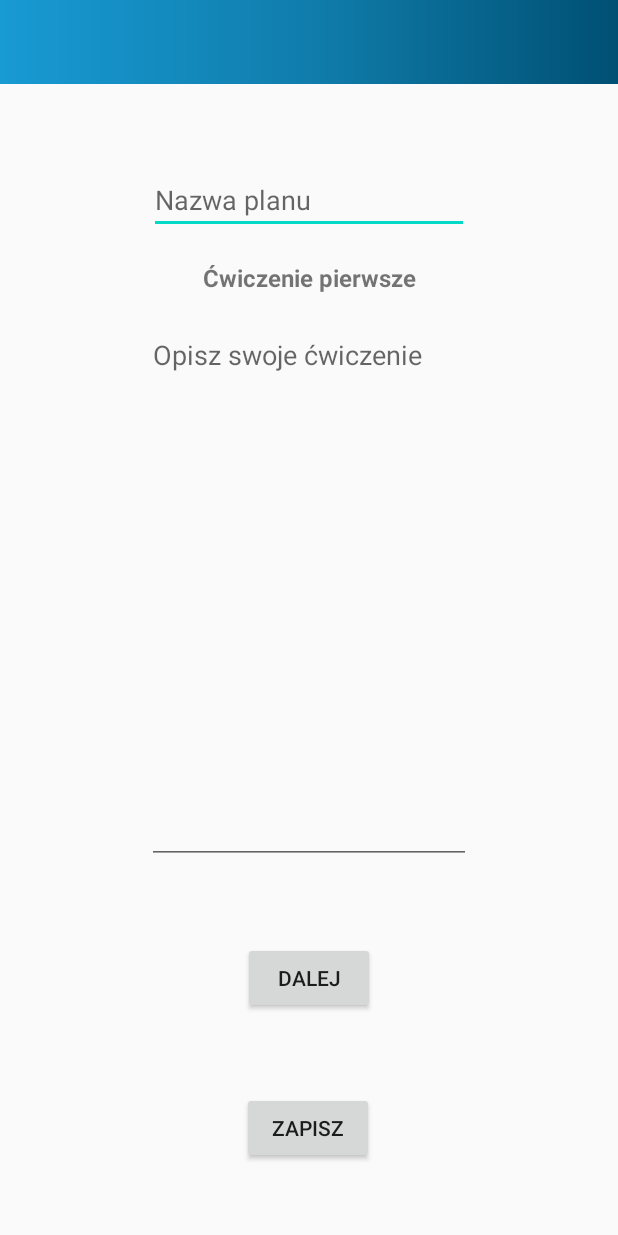
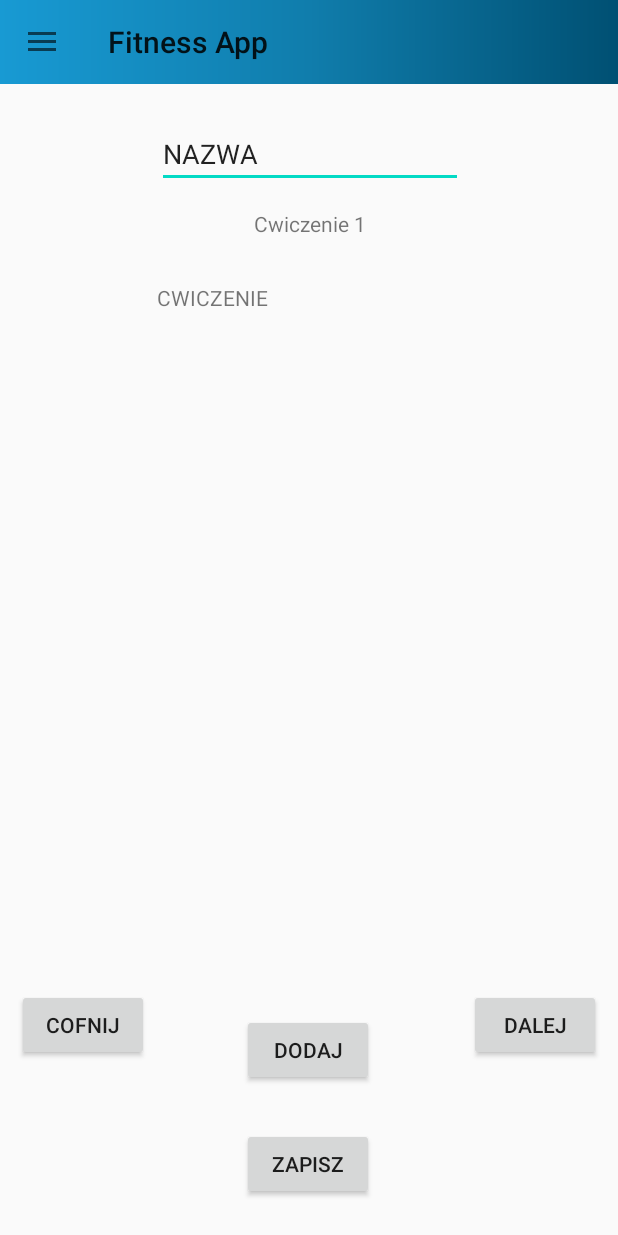
Before and after one commit to kduczek/Fitness-App, an Android app: the screen it shows after launch once a user with an empty profile is signed in (MainActivity), in the side drawer, after a tap on "Kreator Planów", on a phone screen of 412 x 824 dp. Run offline under Robolectric (Android 15) with nearby library versions, the phone set to English and light mode, and no system bars; our stand-ins replace Firebase (no records; nobody signed in at launch, a user with empty details on screens opened directly), Picasso; 9 statements that could not run were skipped.

Commit message:
Dodalem dodatkowy kreator planow i opcje do ich usuwania

```diff
--- a/app/src/main/AndroidManifest.xml
+++ b/app/src/main/AndroidManifest.xml
@@ -9,6 +9,8 @@
         android:roundIcon="@mipmap/ic_launcher_round"
         android:supportsRtl="true"
         android:theme="@style/AppTheme">
+        <activity android:name=".Usun"></activity>
+        <activity android:name=".KreatorCwi" />
         <activity android:name=".Wybor" />
         <activity android:name=".DodajDane" />
         <activity android:name=".ProfilFragment" />
--- /dev/null
+++ b/app/src/main/java/com/example/fitnessapp/KreatorCwi.java
@@ -0,0 +1,141 @@
+package com.example.fitnessapp;
+
+import androidx.annotation.NonNull;
+import androidx.annotation.Nullable;
+import androidx.fragment.app.Fragment;
+
+import android.content.Intent;
+import android.os.Bundle;
+import android.view.LayoutInflater;
+import android.view.View;
+import android.view.ViewGroup;
+import android.widget.Button;
+import android.widget.EditText;
+import android.widget.TextView;
+import android.widget.Toast;
+
+import com.google.android.gms.tasks.OnCompleteListener;
+import com.google.android.gms.tasks.OnSuccessListener;
+import com.google.android.gms.tasks.Task;
+import com.google.firebase.firestore.DocumentReference;
+import com.google.firebase.firestore.DocumentSnapshot;
+import com.google.firebase.firestore.FirebaseFirestore;
+import com.google.firebase.firestore.QuerySnapshot;
+
+import java.util.List;
+import java.util.Objects;
+
+public class KreatorCwi extends Fragment {
+    private EditText Nazwa;
+    private TextView numer,cwiczenie;
+    private String cwiczenie1="",cwiczenie2="",cwiczenie3="",cwiczenie4="",cwiczenie5="",cwiczenie6="",cwiczenie7="";
+    private int i = 0,c=1;
+    private FirebaseFirestore db=FirebaseFirestore.getInstance();
+    private DocumentReference ref;
+
+    @Nullable
+    @Override
+    public View onCreateView(@NonNull LayoutInflater inflater, @Nullable ViewGroup container, @Nullable Bundle savedInstanceState) {
+        final View view = inflater.inflate(R.layout.activity_kreator_cwi, container, false);
+
+        Nazwa=view.findViewById(R.id.Nazwa);
+        numer=view.findViewById(R.id.Cwiczenienr);
+        cwiczenie=view.findViewById(R.id.Cwiczenie);
+        final Button buttonzapisz = view.findViewById(R.id.Zapisz);
+        final Button buttoncofnij = view.findViewById(R.id.Cofnij);
+        final Button buttondalej = view.findViewById(R.id.Dalej);
+        final Button buttondodaj = view.findViewById(R.id.Dodaj);
+
+        FirebaseFirestore.getInstance()
+                .collection("Cwiczenia")
+                .get()
+                .addOnCompleteListener(new OnCompleteListener<QuerySnapshot>() {
+                    @Override
+                    public void onComplete(@NonNull Task<QuerySnapshot> task) {
+                        if (task.isSuccessful()) {
+                            final List<DocumentSnapshot> Lista = Objects.requireNonNull(task.getResult()).getDocuments();
+                            cwiczenie.setText(Lista.get(i).getString("Opis"));
+                            buttoncofnij.setOnClickListener(new View.OnClickListener(){
+                                @Override
+                                public void onClick(View v){
+                                    if(i>0){
+                                        i--;}
+                                    if(i>=0){
+                                        cwiczenie.setText(Lista.get(i).getString("Opis")); }
+                                }
+                            });
+
+                            buttondalej.setOnClickListener(new View.OnClickListener(){
+                                @Override
+                                public void onClick(View v){
+                                    if(i<Lista.size()-1){
+                                        i++;}
+                                    if(i<Lista.size()){
+                                        cwiczenie.setText(Lista.get(i).getString("Opis"));}
+                                }
+                            });
+
+                            buttondodaj.setOnClickListener(new View.OnClickListener(){
+                                @Override
+                                public void onClick(View v){
+                                    if(c==1)
+                                    {cwiczenie1=cwiczenie.getText().toString();
+                                    c++;
+                                    numer.setText("Cwiczenie " + Integer.toString(c));}
+                                    else if(c==2)
+                                    {cwiczenie2=cwiczenie.getText().toString();
+                                        c++;}
+                                    else if(c==3)
+                                    {cwiczenie3=cwiczenie.getText().toString();
+                                        c++;
+                                        numer.setText("Cwiczenie " + Integer.toString(c));}
+                                    else if(c==4)
+                                    {cwiczenie4=cwiczenie.getText().toString();
+                                        c++;
+                                        numer.setText("Cwiczenie " + Integer.toString(c));}
+                                    else if(c==5)
+                                    {cwiczenie5=cwiczenie.getText().toString();
+                                        c++;
+                                        numer.setText("Cwiczenie " + Integer.toString(c));}
+                                    else if(c==6)
+                                    {cwiczenie6=cwiczenie.getText().toString();
+                                        c++;
+                                        numer.setText("Cwiczenie " + Integer.toString(c));}
+                                    else if(c==7)
+                                    {cwiczenie7=cwiczenie.getText().toString();
+                                        c++;}
+                                }
+                            });
+
+                            buttonzapisz.setOnClickListener(new View.OnClickListener(){
+                                @Override
+                                public void onClick(View v){
+                                    SaveData();
+                                }
+                            });
+                        }
+                    }
+                });
+
+        return view;
+    }
+
+    private void SaveData(){
+        String name=Nazwa.getText().toString();
+
+        if(!Nazwa.getText().toString().equals("NAZWA")){
+            String nazwa = Nazwa.getText().toString();
+            ref=db.collection("PLANY").document(nazwa);}
+        Plan plan=new Plan(name,cwiczenie1,cwiczenie2,cwiczenie3,cwiczenie4,cwiczenie5,cwiczenie6,cwiczenie7);
+        ref.set(plan)
+                .addOnSuccessListener(new OnSuccessListener<Void>(){
+                    @Override
+                    public void onSuccess(Void aVoid) {
+                        Toast.makeText(getContext(),"Zapisane",Toast.LENGTH_SHORT).show();
+                        Intent intToHome = new Intent(KreatorCwi.this.getActivity(), MainActivity.class);
+                        startActivity(intToHome);
+                    }
+                });
+    }
+
+}
--- a/app/src/main/java/com/example/fitnessapp/MainActivity.java
+++ b/app/src/main/java/com/example/fitnessapp/MainActivity.java
@@ -2,6 +2,7 @@ package com.example.fitnessapp;
 
 import androidx.annotation.NonNull;
 
+import androidx.annotation.Nullable;
 import androidx.appcompat.app.ActionBarDrawerToggle;
 import androidx.appcompat.app.AppCompatActivity;
 import androidx.appcompat.widget.Toolbar;
@@ -9,10 +10,15 @@ import androidx.core.view.GravityCompat;
 import androidx.drawerlayout.widget.DrawerLayout;
 
 
+import android.app.Activity;
 import android.content.Intent;
 import android.os.Bundle;
 
+import android.view.LayoutInflater;
 import android.view.MenuItem;
+import android.view.View;
+import android.view.ViewGroup;
+import android.widget.Button;
 import android.widget.TextView;
 import android.widget.Toast;
 
@@ -37,9 +43,8 @@ public class MainActivity extends AppCompatActivity  implements NavigationView.O
     TextView user;
     String uID;
 
-
-    @Override
-    protected void onCreate(Bundle savedInstanceState) {
+   @Override
+   protected void onCreate(Bundle savedInstanceState) {
         super.onCreate(savedInstanceState);
 
         mFirebaseAuth = FirebaseAuth.getInstance();
@@ -79,7 +84,6 @@ public class MainActivity extends AppCompatActivity  implements NavigationView.O
         {
             case R.id.nav_home:
                 getSupportFragmentManager().beginTransaction().replace(R.id.container_fragment, new MainFragment()).addToBackStack(null).commit();
-
                 break;
             case R.id.nav_plans:
                 getSupportFragmentManager().beginTransaction().replace(R.id.container_fragment, new Plany()).addToBackStack(null).commit();
@@ -95,6 +99,12 @@ public class MainActivity extends AppCompatActivity  implements NavigationView.O
                 break;
             case R.id.nav_wybor:
                 getSupportFragmentManager().beginTransaction().replace(R.id.container_fragment, new Wybor()).addToBackStack(null).commit();
+                break;
+            case R.id.nav_creatorcwi:
+                getSupportFragmentManager().beginTransaction().replace(R.id.container_fragment, new KreatorCwi()).addToBackStack(null).commit();
+                break;
+            case R.id.nav_usun:
+                getSupportFragmentManager().beginTransaction().replace(R.id.container_fragment, new Usun()).addToBackStack(null).commit();
                 break;
 //            case R.id.nav_settings:
 //                getSupportFragmentManager().beginTransaction().replace(R.id.container_fragment, new SettingsFragment()).addToBackStack(null).commit();
--- a/app/src/main/java/com/example/fitnessapp/Plany.java
+++ b/app/src/main/java/com/example/fitnessapp/Plany.java
@@ -4,6 +4,7 @@ import androidx.annotation.NonNull;
 import androidx.annotation.Nullable;
 import androidx.fragment.app.Fragment;
 
+import android.content.Intent;
 import android.os.Bundle;
 import android.view.LayoutInflater;
 import android.view.View;
@@ -244,7 +245,9 @@ public class Plany extends Fragment {
                             .addOnSuccessListener(new OnSuccessListener<Void>(){
                                 @Override
                                 public void onSuccess(Void aVoid) {
-                                    Toast.makeText(getContext(),"Postepy",Toast.LENGTH_SHORT).show();
+                                    Toast.makeText(getContext(),"Zapisano Postepy",Toast.LENGTH_SHORT).show();
+                                    Intent intToHome = new Intent(Plany.this.getActivity(), MainActivity.class);
+                                    startActivity(intToHome);
                                 }
                             });
                 }
--- a/app/src/main/java/com/example/fitnessapp/Wybor.java
+++ b/app/src/main/java/com/example/fitnessapp/Wybor.java
@@ -42,7 +42,7 @@ public class Wybor extends Fragment {
         nr=view.findViewById(R.id.numer);
         button1=view.findViewById(R.id.cofnij);
         button2=view.findViewById(R.id.dalej);
-        button3=view.findViewById(R.id.zapisz);
+        button3=view.findViewById(R.id.Zapisz);
 
         FirebaseFirestore.getInstance()
                 .collection("PLANY")
--- /dev/null
+++ b/app/src/main/res/drawable/ic_clear_black_24dp.xml
@@ -0,0 +1,9 @@
+<vector xmlns:android="http://schemas.android.com/apk/res/android"
+        android:width="24dp"
+        android:height="24dp"
+        android:viewportWidth="24.0"
+        android:viewportHeight="24.0">
+    <path
+        android:fillColor="#FF000000"
+        android:pathData="M19,6.41L17.59,5 12,10.59 6.41,5 5,6.41 10.59,12 5,17.59 6.41,19 12,13.41 17.59,19 19,17.59 13.41,12z"/>
+</vector>
--- /dev/null
+++ b/app/src/main/res/layout/activity_kreator_cwi.xml
@@ -0,0 +1,93 @@
+<?xml version="1.0" encoding="utf-8"?>
+<androidx.constraintlayout.widget.ConstraintLayout xmlns:android="http://schemas.android.com/apk/res/android"
+    xmlns:app="http://schemas.android.com/apk/res-auto"
+    xmlns:tools="http://schemas.android.com/tools"
+    android:layout_width="match_parent"
+    android:layout_height="match_parent"
+    tools:context=".KreatorCwi">
+
+    <Button
+        android:id="@+id/Zapisz"
+        android:layout_width="wrap_content"
+        android:layout_height="wrap_content"
+        android:layout_marginBottom="24dp"
+        android:text="ZAPISZ"
+        app:layout_constraintBottom_toBottomOf="parent"
+        app:layout_constraintEnd_toEndOf="parent"
+        app:layout_constraintHorizontal_bias="0.498"
+        app:layout_constraintStart_toStartOf="parent" />
+
+    <TextView
+        android:id="@+id/Cwiczenie"
+        android:layout_width="203dp"
+        android:layout_height="219dp"
+        android:text="CWICZENIE"
+        app:layout_constraintBottom_toBottomOf="parent"
+        app:layout_constraintEnd_toEndOf="parent"
+        app:layout_constraintStart_toStartOf="parent"
+        app:layout_constraintTop_toTopOf="parent"
+        app:layout_constraintVertical_bias="0.312" />
+
+    <Button
+        android:id="@+id/Dalej"
+        android:layout_width="wrap_content"
+        android:layout_height="wrap_content"
+        android:text="DALEJ"
+        app:layout_constraintBottom_toBottomOf="parent"
+        app:layout_constraintEnd_toEndOf="parent"
+        app:layout_constraintHorizontal_bias="0.965"
+        app:layout_constraintStart_toStartOf="parent"
+        app:layout_constraintTop_toTopOf="parent"
+        app:layout_constraintVertical_bias="0.85" />
+
+    <Button
+        android:id="@+id/Cofnij"
+        android:layout_width="wrap_content"
+        android:layout_height="wrap_content"
+        android:text="COFNIJ"
+        app:layout_constraintBottom_toBottomOf="parent"
+        app:layout_constraintEnd_toEndOf="parent"
+        app:layout_constraintHorizontal_bias="0.034"
+        app:layout_constraintStart_toStartOf="parent"
+        app:layout_constraintTop_toTopOf="parent"
+        app:layout_constraintVertical_bias="0.85" />
+
+    <Button
+        android:id="@+id/Dodaj"
+        android:layout_width="wrap_content"
+        android:layout_height="wrap_content"
+        android:layout_marginBottom="28dp"
+        android:text="DODAJ"
+        app:layout_constraintBottom_toTopOf="@+id/Zapisz"
+        app:layout_constraintEnd_toEndOf="parent"
+        app:layout_constraintHorizontal_bias="0.498"
+        app:layout_constraintStart_toStartOf="parent"
+        app:layout_constraintTop_toTopOf="parent"
+        app:layout_constraintVertical_bias="1.0" />
+
+    <EditText
+        android:id="@+id/Nazwa"
+        android:layout_width="204dp"
+        android:layout_height="41dp"
+        android:ems="10"
+        android:inputType="textPersonName"
+        android:text="NAZWA"
+        app:layout_constraintBottom_toBottomOf="parent"
+        app:layout_constraintEnd_toEndOf="parent"
+        app:layout_constraintHorizontal_bias="0.502"
+        app:layout_constraintStart_toStartOf="parent"
+        app:layout_constraintTop_toTopOf="parent"
+        app:layout_constraintVertical_bias="0.107" />
+
+    <TextView
+        android:id="@+id/Cwiczenienr"
+        android:layout_width="wrap_content"
+        android:layout_height="wrap_content"
+        android:text=" Cwiczenie 1"
+        app:layout_constraintBottom_toBottomOf="parent"
+        app:layout_constraintEnd_toEndOf="parent"
+        app:layout_constraintHorizontal_bias="0.498"
+        app:layout_constraintStart_toStartOf="parent"
+        app:layout_constraintTop_toBottomOf="@+id/Nazwa"
+        app:layout_constraintVertical_bias="0.021" />
+</androidx.constraintlayout.widget.ConstraintLayout>
--- a/app/src/main/res/layout/content_main.xml
+++ b/app/src/main/res/layout/content_main.xml
@@ -1,5 +1,7 @@
 <?xml version="1.0" encoding="utf-8"?>
 <LinearLayout xmlns:android="http://schemas.android.com/apk/res/android"
+    xmlns:app="http://schemas.android.com/apk/res-auto"
+    xmlns:tools="http://schemas.android.com/tools"
     android:orientation="vertical" android:layout_width="match_parent"
     android:layout_height="match_parent">
 
@@ -8,7 +10,9 @@
         android:layout_height="match_parent"
         android:id="@+id/container_fragment" >
 
-
+        <androidx.constraintlayout.widget.ConstraintLayout
+            android:layout_width="match_parent"
+            android:layout_height="match_parent"/>
     </FrameLayout>
 
 </LinearLayout>
--- a/app/src/main/res/menu/drawer_menu.xml
+++ b/app/src/main/res/menu/drawer_menu.xml
@@ -16,11 +16,16 @@
             <item
                 android:id="@+id/nav_plans"
                 android:icon="@drawable/ic_fitness_center_black_24dp"
-                android:title="@string/plans" />
+                android:title="Trening" />
             <item
                 android:id="@+id/nav_creator"
                 android:icon="@drawable/ic_create_black_24dp"
-                android:title="@string/creator" />
+                android:title="Kreator Planów od zera" />
+
+            <item
+                android:id="@+id/nav_creatorcwi"
+                android:icon="@drawable/ic_create_black_24dp"
+                android:title="Kreator Planów" />
 
             <item
                 android:id="@+id/nav_dane"
@@ -29,7 +34,11 @@
             <item
                 android:id="@+id/nav_wybor"
                 android:icon="@drawable/ic_add_black_24dp"
-                android:title="@string/choose" />
+                android:title="Wybór planów" />
+            <item
+                android:id="@+id/nav_usun"
+                android:icon="@drawable/ic_clear_black_24dp"
+                android:title="Usuń plan" />
         </menu>
     </item>
 
```
Also changed, not shown: app/src/main/java/com/example/fitnessapp/Usun.java (added, +149 -0 lines), app/src/main/res/layout/activity_usun.xml (added, +115 -0 lines), app/src/main/res/layout/activity_wybor.xml (+5 -5 lines).
